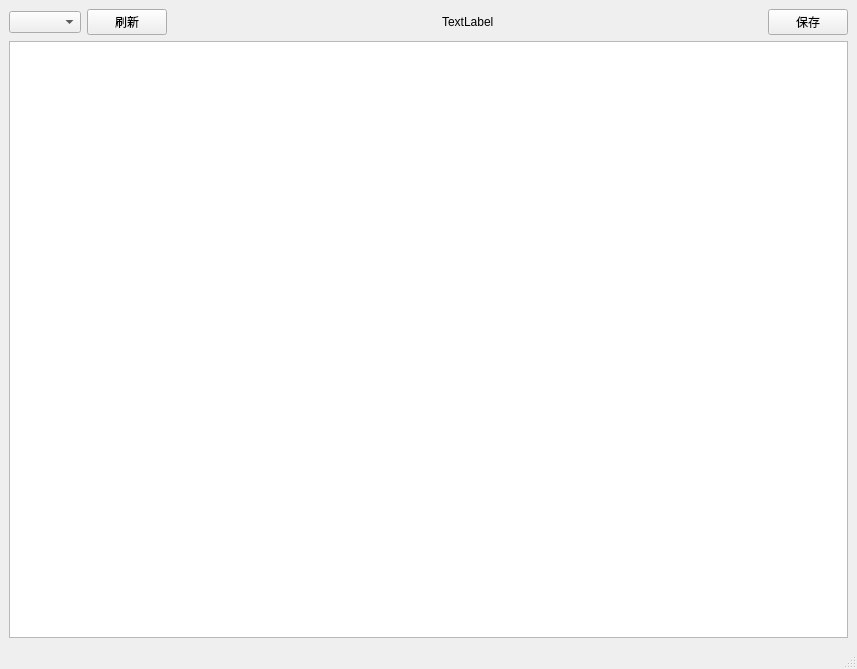
The window that ui/mainwindow.ui (YouYuFei/stoneshard-helper) describes before a commit, drawn with Qt 5.
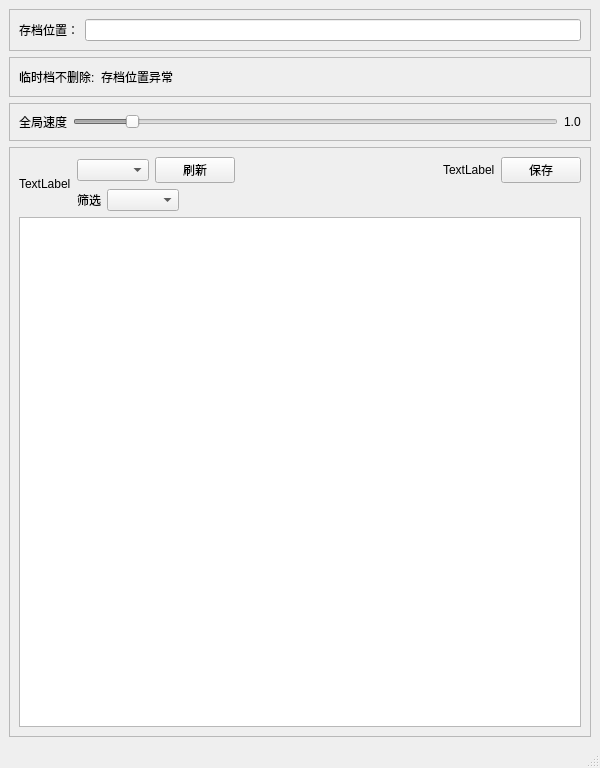
The same window after the commit.

Commit message: 支持保留临时存档，支持全局加速

What changed in the file:
```diff
--- a/ui/mainwindow.ui
+++ b/ui/mainwindow.ui
@@ -6,15 +6,151 @@
    <rect>
     <x>0</x>
     <y>0</y>
-    <width>857</width>
-    <height>669</height>
+    <width>600</width>
+    <height>768</height>
    </rect>
   </property>
   <property name="windowTitle">
    <string>MainWindow</string>
   </property>
   <widget class="QWidget" name="centralwidget">
-   <layout class="QVBoxLayout" name="verticalLayout" stretch="0,1">
+   <layout class="QVBoxLayout" name="verticalLayout" stretch="0,0,0,0">
+    <item>
+     <widget class="QFrame" name="frame">
+      <property name="frameShape">
+       <enum>QFrame::Shape::StyledPanel</enum>
+      </property>
+      <property name="frameShadow">
+       <enum>QFrame::Shadow::Raised</enum>
+      </property>
+      <layout class="QHBoxLayout" name="horizontalLayout_5">
+       <item>
+        <widget class="QLabel" name="label_2">
+         <property name="text">
+          <string>存档位置：</string>
+         </property>
+        </widget>
+       </item>
+       <item>
+        <widget class="QLineEdit" name="lineEdit">
+         <property name="enabled">
+          <bool>true</bool>
+         </property>
+        </widget>
+       </item>
+      </layout>
+     </widget>
+    </item>
+    <item>
+     <widget class="QFrame" name="frame_3">
+      <property name="frameShape">
+       <enum>QFrame::Shape::StyledPanel</enum>
+      </property>
+      <property name="frameShadow">
+       <enum>QFrame::Shadow::Raised</enum>
+      </property>
+      <layout class="QHBoxLayout" name="horizontalLayout_3">
+       <item>
+        <widget class="QLabel" name="label_6">
+         <property name="text">
+          <string>临时档不删除:</string>
+         </property>
+        </widget>
+       </item>
+       <item>
+        <widget class="QLabel" name="label_3">
+         <property name="text">
+          <string>存档位置异常</string>
+         </property>
+        </widget>
+       </item>
+       <item>
+        <spacer name="horizontalSpacer_3">
+         <property name="orientation">
+          <enum>Qt::Orientation::Horizontal</enum>
+         </property>
+         <property name="sizeHint" stdset="0">
+          <size>
+           <width>40</width>
+           <height>20</height>
+          </size>
+         </property>
+        </spacer>
+       </item>
+      </layout>
+     </widget>
+    </item>
+    <item>
+     <widget class="QFrame" name="frame_2">
+      <property name="frameShape">
+       <enum>QFrame::Shape::StyledPanel</enum>
+      </property>
+      <property name="frameShadow">
+       <enum>QFrame::Shadow::Raised</enum>
+      </property>
+      <layout class="QHBoxLayout" name="horizontalLayout_2">
+       <item>
+        <widget class="QLabel" name="label_5">
+         <property name="text">
+          <string>全局速度</string>
+         </property>
+        </widget>
+       </item>
+       <item>
+        <widget class="QSlider" name="horizontalSlider">
+         <property name="enabled">
+          <bool>false</bool>
+         </property>
+         <property name="minimum">
+          <number>5</number>
+         </property>
+         <property name="maximum">
+          <number>50</number>
+         </property>
+         <property name="value">
+          <number>10</number>
+         </property>
+         <property name="orientation">
+          <enum>Qt::Orientation::Horizontal</enum>
+         </property>
+        </widget>
+       </item>
+       <item>
+        <widget class="QLabel" name="label_8">
+         <property name="text">
+          <string>1.0</string>
+         </property>
+        </widget>
+       </item>
+      </layout>
+     </widget>
+    </item>
+    <item>
+     <widget class="QFrame" name="frame_4">
+      <property name="frameShape">
+       <enum>QFrame::Shape::StyledPanel</enum>
+      </property>
+      <property name="frameShadow">
+       <enum>QFrame::Shadow::Raised</enum>
+      </property>
+      <layout class="QVBoxLayout" name="verticalLayout_2">
+       <item>
+        <layout class="QHBoxLayout" name="horizontalLayout_7">
+         <item>
+          <widget class="QLabel" name="label_7">
+           <property name="maximumSize">
+            <size>
+             <width>16777215</width>
+             <height>16777215</height>
+            </size>
+           </property>
+           <property name="text">
+            <string>TextLabel</string>
+           </property>
+          </widget>
+         </item>
+         <item>
+          <layout class="QVBoxLayout" name="verticalLayout_3">
     <item>
      <layout class="QHBoxLayout" name="horizontalLayout">
       <item>
@@ -27,26 +163,6 @@
         </property>
        </widget>
       </item>
-      <item>
-       <spacer name="horizontalSpacer">
-        <property name="orientation">
-         <enum>Qt::Horizontal</enum>
-        </property>
-        <property name="sizeHint" stdset="0">
-         <size>
-          <width>40</width>
-          <height>20</height>
-         </size>
-        </property>
-       </spacer>
-      </item>
-      <item>
-       <widget class="QLabel" name="label">
-        <property name="text">
-         <string>TextLabel</string>
-        </property>
-       </widget>
-      </item>
       <item>
        <spacer name="horizontalSpacer_2">
         <property name="orientation">
@@ -60,6 +176,13 @@
         </property>
        </spacer>
       </item>
+             <item>
+              <widget class="QLabel" name="label">
+               <property name="text">
+                <string>TextLabel</string>
+               </property>
+              </widget>
+             </item>
       <item>
        <widget class="QPushButton" name="pushButton_2">
         <property name="text">
@@ -70,10 +193,44 @@
      </layout>
     </item>
     <item>
+            <layout class="QHBoxLayout" name="horizontalLayout_4">
+             <item>
+              <widget class="QLabel" name="label_4">
+               <property name="text">
+                <string>筛选</string>
+               </property>
+              </widget>
+             </item>
+             <item>
+              <widget class="QComboBox" name="comboBox_2"/>
+             </item>
+             <item>
+              <spacer name="horizontalSpacer">
+               <property name="orientation">
+                <enum>Qt::Orientation::Horizontal</enum>
+               </property>
+               <property name="sizeHint" stdset="0">
+                <size>
+                 <width>40</width>
+                 <height>20</height>
+                </size>
+               </property>
+              </spacer>
+             </item>
+            </layout>
+           </item>
+          </layout>
+         </item>
+        </layout>
+       </item>
+       <item>
      <widget class="QTableWidget" name="tableWidget"/>
     </item>
    </layout>
   </widget>
+    </item>
+   </layout>
+  </widget>
   <widget class="QMenuBar" name="menubar">
    <property name="geometry">
     <rect>
```
Left out of the diff: 6 changed lines with no effect on the pictures. Lines whose indentation alone changed are shown as unchanged. The commit also changes 16 other files.
